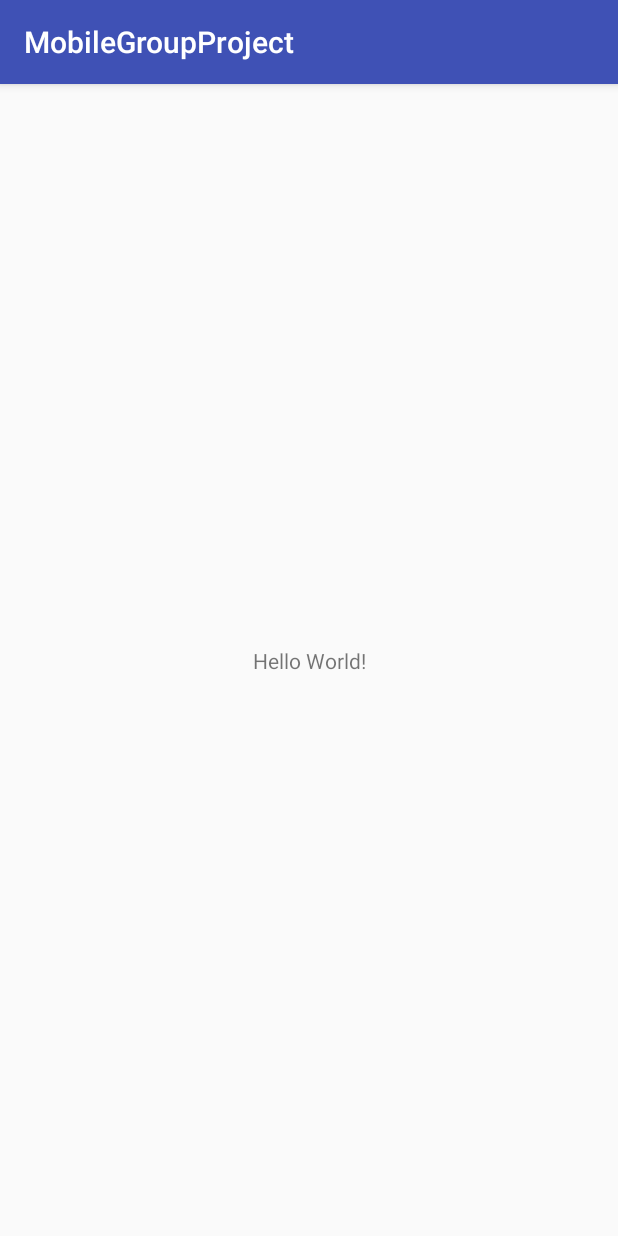
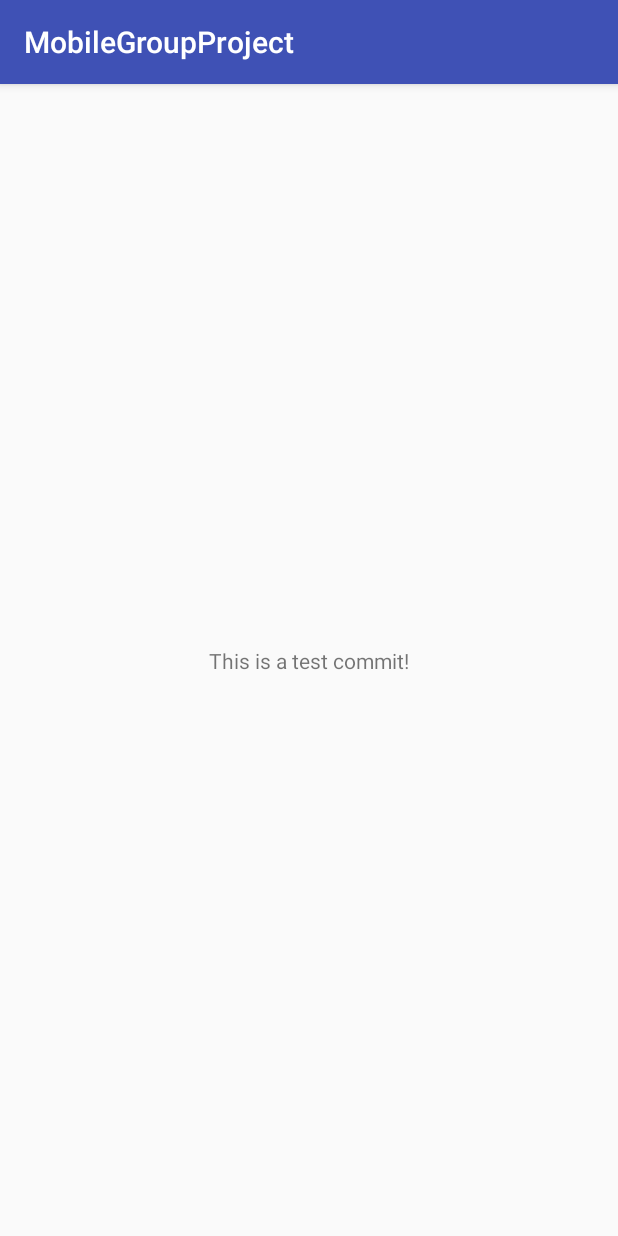
Before and after one commit to Jermal-Lee/MobileGroupProject, an Android app: the screen it shows after launch (MainActivity), on a phone screen of 412 x 824 dp. Run offline under Robolectric (Android 15) with nearby library versions, the phone set to English and light mode, and no system bars.

Commit message:
Automobile Branch

```diff
--- a/app/src/main/res/layout/activity_main.xml
+++ b/app/src/main/res/layout/activity_main.xml
@@ -9,7 +9,7 @@
     <TextView
         android:layout_width="wrap_content"
         android:layout_height="wrap_content"
-        android:text="Hello World!"
+        android:text="This is a test commit!"
         app:layout_constraintBottom_toBottomOf="parent"
         app:layout_constraintLeft_toLeftOf="parent"
         app:layout_constraintRight_toRightOf="parent"
```
